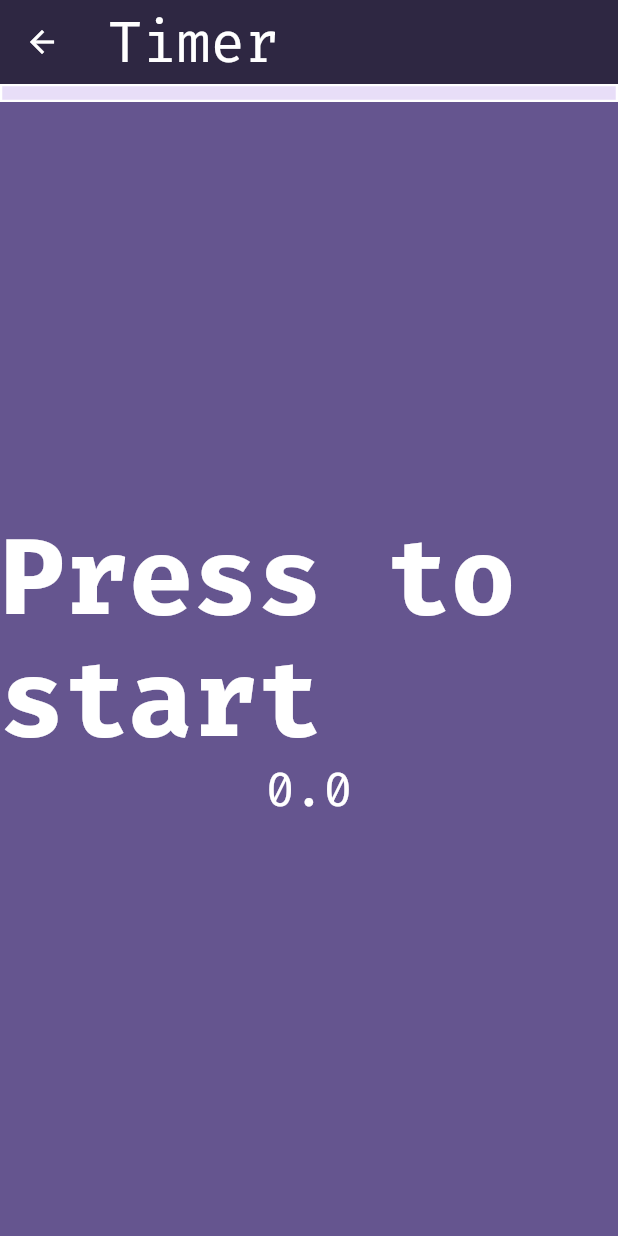
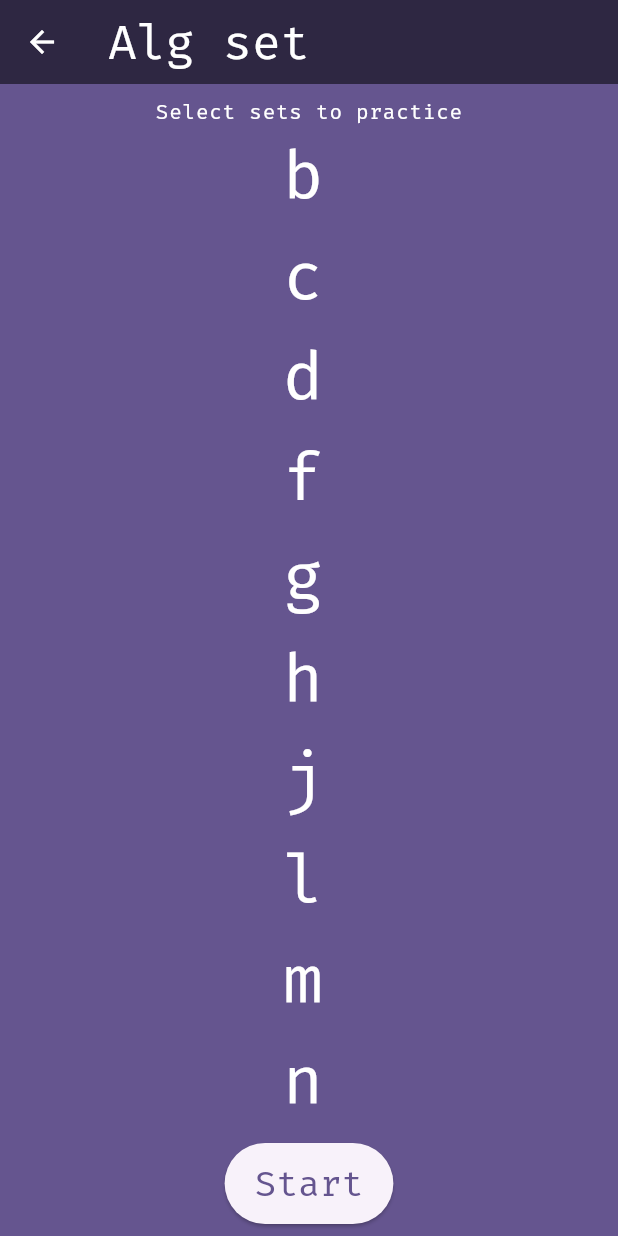
Before and after one commit to NicolasAubinet/3StyleTrainer, a Flutter app: the screen it shows after launch, after a tap on "Edges", on a phone screen of 412 x 824 dp. Run offline on Flutter 3.47's test engine with Material 3 defaults, Android fonts, the phone set to English and light mode, and no system bars; our stand-ins replace google_fonts, shared_preferences; generated files the repository leaves out were written again.

Commit message:
Add alg set selector screen

```diff
--- a/lib/alg_provider.dart
+++ b/lib/alg_provider.dart
@@ -12,6 +12,12 @@ abstract class AlgProvider {
 
 double _getProgression(int originalLength, int currentLength) {
   return originalLength == 0 ? 1 : 1 - (currentLength + 1) / originalLength;
+}
+
+List<String> getAlgSets(AlgType algType) {
+  return algType == AlgType.Corner
+      ? LetterPairScheme.Speffz
+      : LetterPairScheme.AudioEdgeConsonants;
 }
 
 class LetterPairScheme {
@@ -143,7 +149,7 @@ List<int> _getCollidingIndices(AlgType algType, int index) {
   return [];
 }
 
-List<int> _getBufferIndices(AlgType algType, String buffer) {
+List<int> getBufferIndices(AlgType algType, String buffer) {
   if (algType == AlgType.Corner) {
     if (buffer == "UFR") {
       return [2, 9, 12];
@@ -175,7 +181,7 @@ class LetterPairProvider implements AlgProvider {
     for (int setIndex in setIndices) {
       assert(setIndex >= 0 && setIndex < scheme.length);
       List<int> collidingIndices = _getCollidingIndices(algType, setIndex);
-      List<int> bufferIndices = _getBufferIndices(algType, buffer);
+      List<int> bufferIndices = getBufferIndices(algType, buffer);
       var l1 = scheme[setIndex];
       for (int l2Index = 0; l2Index < scheme.length; ++l2Index) {
         var l2 = secondLetterScheme == null
@@ -250,25 +256,23 @@ class CustomProvider implements AlgProvider {
 }
 
 class CornersAlgProvider extends LetterPairProvider {
-  // TODO set
-  CornersAlgProvider()
+  CornersAlgProvider(List<int> setIndices)
       : super(
           algType: AlgType.Corner,
           buffer: "UFR",
           scheme: LetterPairScheme.Speffz,
-          setIndices: [0],
+          setIndices: setIndices,
         );
 }
 
 class EdgesAlgProvider extends LetterPairProvider {
-  // TODO set
-  EdgesAlgProvider()
+  EdgesAlgProvider(List<int> setIndices)
       : super(
           algType: AlgType.Edge,
           buffer: "UF",
           scheme: LetterPairScheme.AudioEdgeConsonants,
           secondLetterScheme: LetterPairScheme.AudioEdgeVowels,
-          setIndices: [0],
+          setIndices: setIndices,
         );
 }
 
--- a/lib/l10n/app_en.arb
+++ b/lib/l10n/app_en.arb
@@ -8,5 +8,8 @@
   "repeatTargetTime": "Repeat cases above {targetTime}s",
   "corners": "Corners",
   "edges": "Edges",
+  "start": "Start",
+  "algSet": "Alg set",
+  "selectSetsToPractice": "Select sets to practice",
   "pressToStart": "Press to start"
 }
--- /dev/null
+++ b/lib/screens/alg_set_selector_screen.dart
@@ -0,0 +1,130 @@
+import 'package:flutter/material.dart';
+import 'package:flutter_gen/gen_l10n/app_localizations.dart';
+import 'package:three_style_trainer/alg_structs.dart';
+
+import '../alg_provider.dart';
+import 'timer_screen.dart';
+
+class AlgSetSelectorScreen extends StatefulWidget {
+  final double targetTime;
+  final AlgType algType;
+
+  AlgSetSelectorScreen(this.targetTime, this.algType);
+
+  @override
+  State<AlgSetSelectorScreen> createState() => _AlgSetSelectorScreenState();
+}
+
+class _AlgSetSelectorScreenState extends State<AlgSetSelectorScreen> {
+  List<String> selectableAlgSets = [];
+  Set<int> selectedIndexes = {};
+
+  @override
+  void initState() {
+    super.initState();
+    selectableAlgSets = getAlgSetWithoutBuffers();
+  }
+
+  AlgProvider getAlgProvider() {
+    List<String> allAlgSets = getAlgSets(widget.algType);
+    List<int> algSetIndices = [];
+    // Convert indices to original alg set list that contains buffers
+    for (int selectedIndex in selectedIndexes) {
+      String algSet = selectableAlgSets[selectedIndex];
+      int index = allAlgSets.indexOf(algSet);
+      assert(index >= 0);
+      algSetIndices.add(index);
+    }
+    return widget.algType == AlgType.Corner
+        ? CornersAlgProvider(algSetIndices)
+        : EdgesAlgProvider(algSetIndices);
+  }
+
+  void onAlgSetTap(int index) {
+    setState(() {
+      if (selectedIndexes.contains(index)) {
+        selectedIndexes.remove(index);
+      } else {
+        selectedIndexes.add(index);
+      }
+    });
+  }
+
+  String getBuffer() {
+    return widget.algType == AlgType.Corner ? "UFR" : "UF";
+  }
+
+  List<String> getAlgSetWithoutBuffers() {
+    List<String> algSets = List.from(getAlgSets(widget.algType));
+
+    List<int> bufferIndices = getBufferIndices(widget.algType, getBuffer());
+    bufferIndices.sort((e1, e2) => e1.compareTo(e2));
+
+    int deletedCount = 0;
+    for (int bufferIndex in bufferIndices) {
+      algSets.removeAt(bufferIndex - deletedCount);
+      deletedCount++;
+    }
+
+    return algSets;
+  }
+
+  @override
+  Widget build(BuildContext context) {
+    var theme = Theme.of(context);
+
+    return Scaffold(
+      backgroundColor: theme.colorScheme.primary,
+      appBar: AppBar(
+        title: Text(AppLocalizations.of(context)!.algSet),
+      ),
+      body: Padding(
+        padding: const EdgeInsets.all(8.0),
+        child: Column(
+          mainAxisAlignment: MainAxisAlignment.center,
+          children: [
+            Text(
+              AppLocalizations.of(context)!.selectSetsToPractice,
+              style: theme.textTheme.labelSmall,
+            ),
+            Expanded(
+              child: ListView.builder(
+                itemCount: selectableAlgSets.length,
+                itemBuilder: (context, index) {
+                  return ListTile(
+                    title: Center(
+                      child: Text(
+                        selectableAlgSets[index],
+                        style: selectedIndexes.contains(index)
+                            ? theme.textTheme.displayMedium
+                                ?.copyWith(color: Colors.black)
+                            : theme.textTheme.displayMedium,
+                      ),
+                    ),
+                    onTap: () => onAlgSetTap(index),
+                    selected: selectedIndexes.contains(index),
+                    selectedTileColor: theme.colorScheme.onPrimary,
+                  );
+                },
+              ),
+            ),
+            ElevatedButton(
+              child: Text(AppLocalizations.of(context)!.start),
+              onPressed: () {
+                Navigator.push(
+                  context,
+                  MaterialPageRoute(
+                    builder: (context) => TimerScreen(
+                      widget.targetTime,
+                      getAlgProvider(),
+                    ),
+                  ),
+                );
+              },
+            ),
+          ],
+        ),
+      ),
+    );
+  }
+}
--- a/lib/screens/menu_screen.dart
+++ b/lib/screens/menu_screen.dart
@@ -1,10 +1,10 @@
 import 'package:flutter/material.dart';
 import 'package:flutter_gen/gen_l10n/app_localizations.dart';
 import 'package:shared_preferences/shared_preferences.dart';
-import 'package:three_style_trainer/alg_provider.dart';
+import 'package:three_style_trainer/alg_structs.dart';
+import 'package:three_style_trainer/screens/alg_set_selector_screen.dart';
 
 import '../widgets/number_input_field.dart';
-import 'timer_screen.dart';
 
 const double DEFAULT_TARGET_TIME = 2.0;
 
@@ -42,9 +42,9 @@ class _MenuScreenState extends State<MenuScreen> {
               Navigator.push(
                 context,
                 MaterialPageRoute(
-                  builder: (context) => TimerScreen(
+                  builder: (context) => AlgSetSelectorScreen(
                     _targetTime,
-                    CornersAlgProvider(),
+                    AlgType.Corner,
                   ),
                 ),
               );
@@ -57,9 +57,9 @@ class _MenuScreenState extends State<MenuScreen> {
               Navigator.push(
                 context,
                 MaterialPageRoute(
-                  builder: (context) => TimerScreen(
+                  builder: (context) => AlgSetSelectorScreen(
                     _targetTime,
-                    EdgesAlgProvider(),
+                    AlgType.Edge,
                   ),
                 ),
               );
--- a/lib/themes.dart
+++ b/lib/themes.dart
@@ -14,7 +14,7 @@ ThemeData mainTheme = ThemeData(
     backgroundColor: Colors.black54,
     foregroundColor: Colors.white,
     titleTextStyle: GoogleFonts.firaCode(
-      fontSize: 38,
+      fontSize: 32,
       color: Colors.white,
     ),
   ),
```
